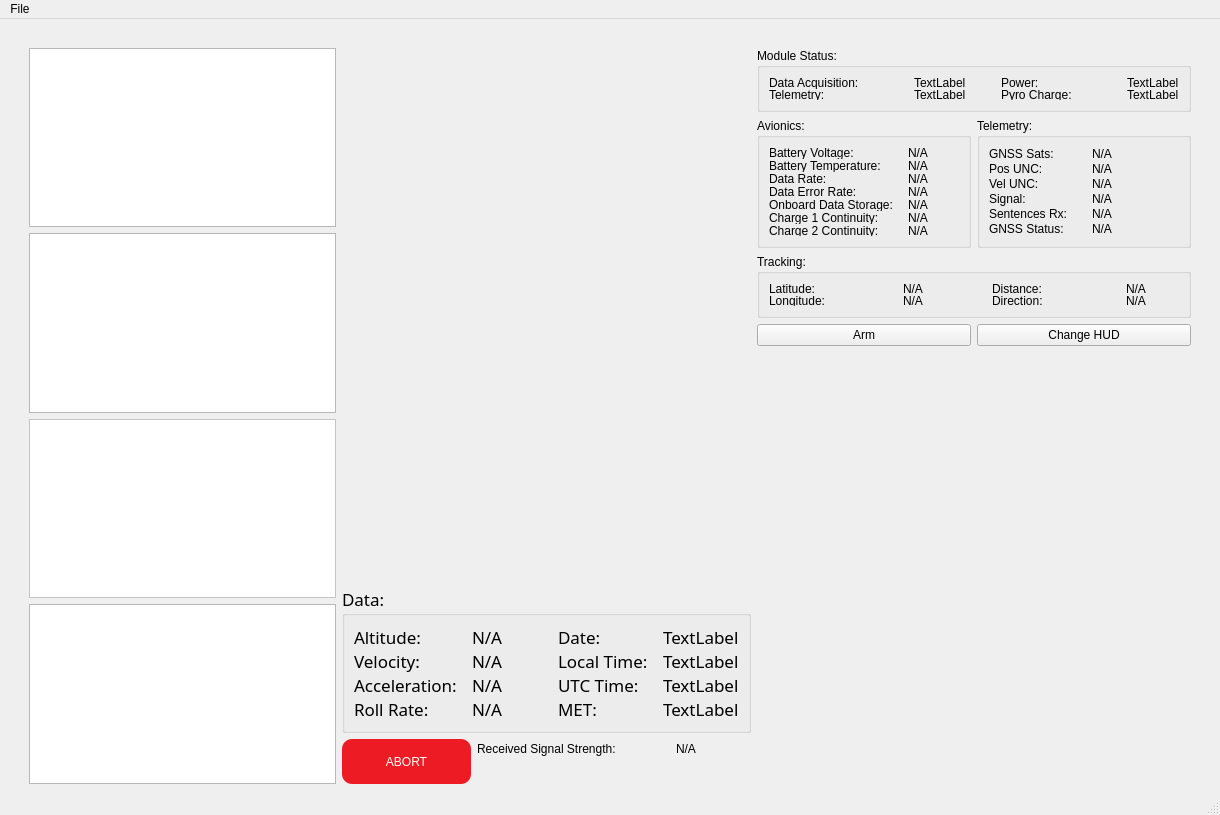
Above: rdtGsRaw.ui from MSTRocketDesignTeam/Telemetry-Computer-Software before the change. Below: the same form after it.
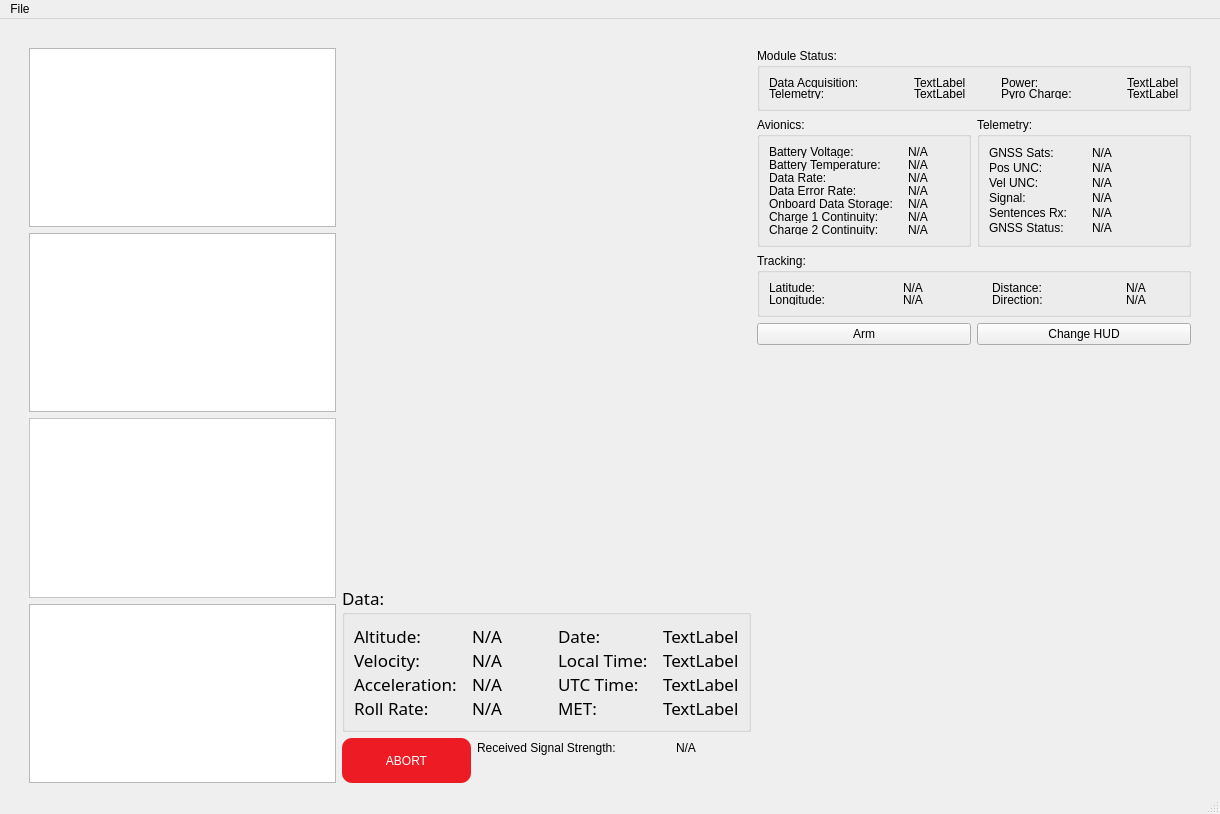
That is the form after the change. Icons and pictures are not drawn. Custom widgets are drawn as their Qt base class.

```diff
--- a/rdtGsRaw.ui
+++ b/rdtGsRaw.ui
@@ -7,7 +7,7 @@
     <x>0</x>
     <y>0</y>
     <width>1220</width>
-    <height>815</height>
+    <height>814</height>
    </rect>
   </property>
   <property name="sizePolicy">
@@ -19,7 +19,7 @@
   <property name="minimumSize">
    <size>
     <width>1220</width>
-    <height>815</height>
+    <height>750</height>
    </size>
   </property>
   <property name="windowTitle">
```
Left out of the diff: 478 changed lines with no effect on the pictures.
